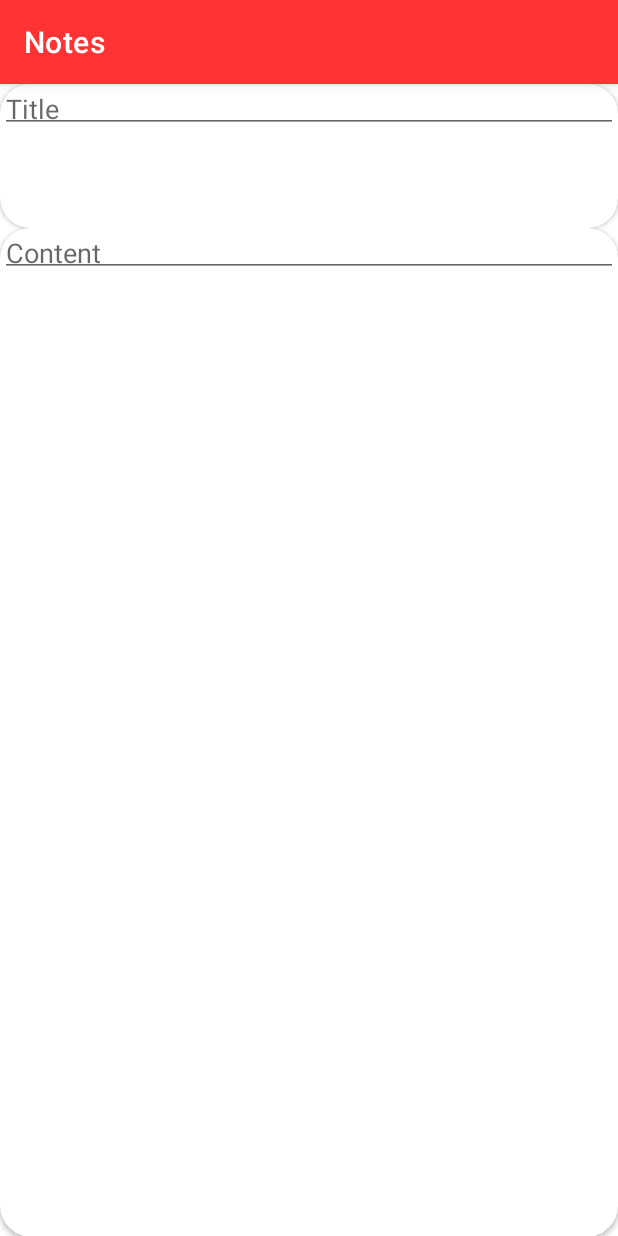
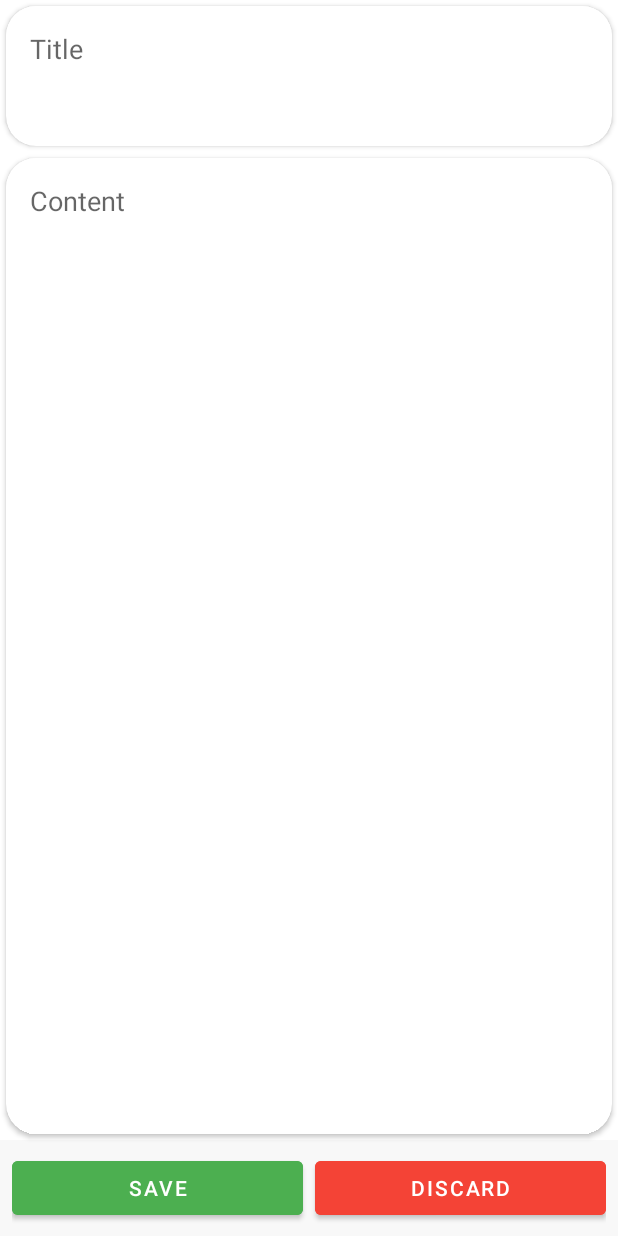
Before and after one commit to luu-9798/Notes, an Android app: the NoteDetailFragment screen opened through its navigation route, on a phone screen of 412 x 824 dp. Run offline under Robolectric (Android 15) with nearby library versions, the phone set to English and light mode, and no system bars; our stand-ins replace data binding.

Commit message:
Modified .gitignore, changed theme to NoActionBar, added 2 button (Save, Discard) to fragment not detail and modified the style of Edit Text to not have lines under text

```diff
--- a/app/src/main/res/layout/fragment_note_detail.xml
+++ b/app/src/main/res/layout/fragment_note_detail.xml
@@ -17,6 +17,7 @@
             android:layout_height="0dp"
             android:padding="8dp"
             app:layout_constraintVertical_weight="1"
+            android:layout_margin="4dp"
             app:cardCornerRadius="20dp"
             app:layout_constraintTop_toTopOf="parent"
             app:layout_constraintStart_toStartOf="parent"
@@ -28,9 +29,12 @@
                 android:layout_width="match_parent"
                 android:layout_height="wrap_content"
                 android:hint="Title"
-                android:padding="4dp"
                 android:inputType="textMultiLine"
-                android:maxLines="2"/>
+                android:maxLines="2"
+                android:textColor="#333333"
+                android:textSize="18sp"
+                android:background="#FFFFFF"
+                android:padding="16dp"/>
 
         </androidx.cardview.widget.CardView>
 
@@ -39,12 +43,13 @@
             android:layout_width="match_parent"
             android:layout_height="0dp"
             android:padding="8dp"
+            android:layout_margin="4dp"
             app:layout_constraintVertical_weight="7"
             app:cardCornerRadius="20dp"
             app:layout_constraintTop_toBottomOf="@id/card_view_title_edit"
             app:layout_constraintStart_toStartOf="parent"
             app:layout_constraintEnd_toEndOf="parent"
-            app:layout_constraintBottom_toBottomOf="parent">
+            app:layout_constraintBottom_toTopOf="@id/button_layout">
 
             <EditText
                 android:id="@+id/edit_text_content"
@@ -52,9 +57,46 @@
                 android:layout_height="wrap_content"
                 android:hint="Content"
                 android:inputType="textMultiLine"
-                android:padding="4dp"/>
+                android:padding="16dp"
+                android:textColor="#333333"
+                android:textSize="18sp"
+                android:background="#FFFFFF"/>
 
         </androidx.cardview.widget.CardView>
 
+        <LinearLayout
+            android:id="@+id/button_layout"
+            android:layout_width="match_parent"
+            android:layout_height="0dp"
+            app:layout_constraintVertical_weight="1"
+            android:orientation="horizontal"
+            android:gravity="center"
+            android:background="#F8F8F8"
+            android:padding="8dp"
+            app:layout_constraintBottom_toBottomOf="parent"
+            app:layout_constraintEnd_toEndOf="parent"
+            app:layout_constraintStart_toStartOf="parent">
+
+            <Button
+                android:id="@+id/button_save"
+                android:layout_width="0dp"
+                android:layout_weight="1"
+                android:layout_height="match_parent"
+                android:text="Save"
+                android:layout_marginEnd="4dp"
+                android:textColor="#FFFFFF"
+                android:backgroundTint="#4CAF50" />
+
+            <Button
+                android:id="@+id/button_discard"
+                android:layout_width="0dp"
+                android:layout_weight="1"
+                android:layout_height="match_parent"
+                android:text="Discard"
+                android:layout_marginStart="4dp"
+                android:textColor="#FFFFFF"
+                android:backgroundTint="#F44336" />
+        </LinearLayout>
+
     </androidx.constraintlayout.widget.ConstraintLayout>
 </layout>
--- a/app/src/main/res/values-night/themes.xml
+++ b/app/src/main/res/values-night/themes.xml
@@ -1,6 +1,6 @@
 <resources xmlns:tools="http://schemas.android.com/tools">
     <!-- Base application theme. -->
-    <style name="Theme.Notes" parent="Theme.MaterialComponents.DayNight.DarkActionBar">
+    <style name="Theme.Notes" parent="Theme.MaterialComponents.DayNight.NoActionBar">
         <!-- Primary brand color. -->
         <item name="colorPrimary">@color/purple_200</item>
         <item name="colorPrimaryVariant">@color/purple_700</item>
--- a/app/src/main/res/values/themes.xml
+++ b/app/src/main/res/values/themes.xml
@@ -1,6 +1,6 @@
 <resources xmlns:tools="http://schemas.android.com/tools">
     <!-- Base application theme. -->
-    <style name="Theme.Notes" parent="Theme.MaterialComponents.DayNight.DarkActionBar">
+    <style name="Theme.Notes" parent="Theme.MaterialComponents.DayNight.NoActionBar">
         <!-- Primary brand color. -->
         <item name="colorPrimary">@color/red_light</item>
         <item name="colorPrimaryVariant">@color/red_dark</item>
```
Also changed, not shown: 1 other file.
